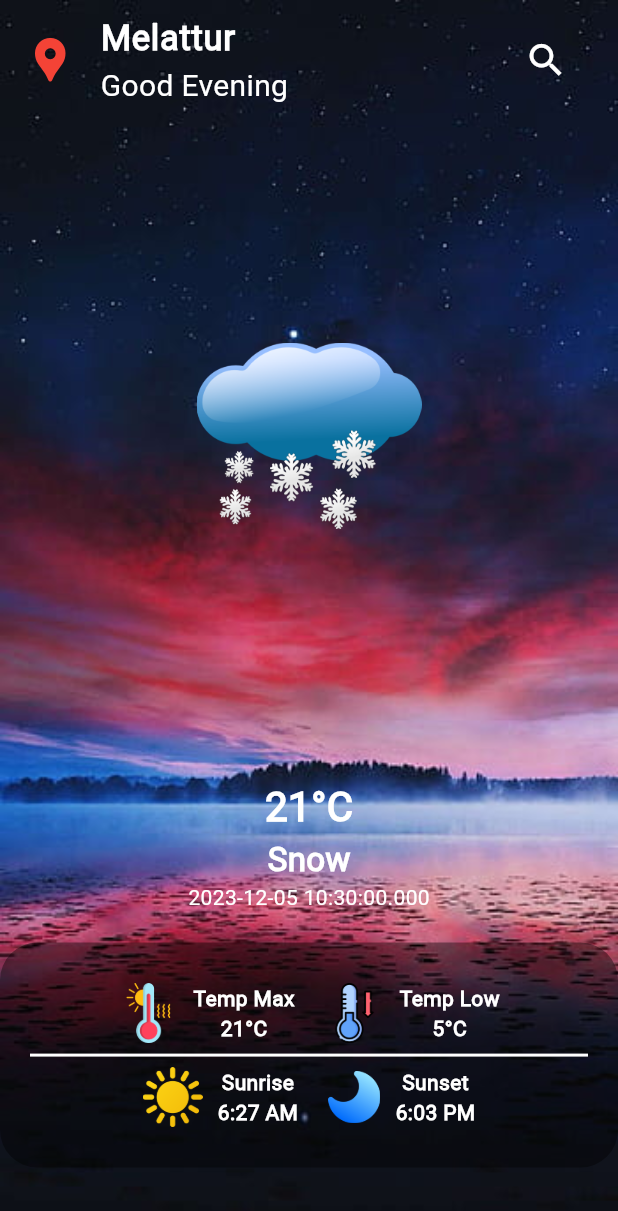
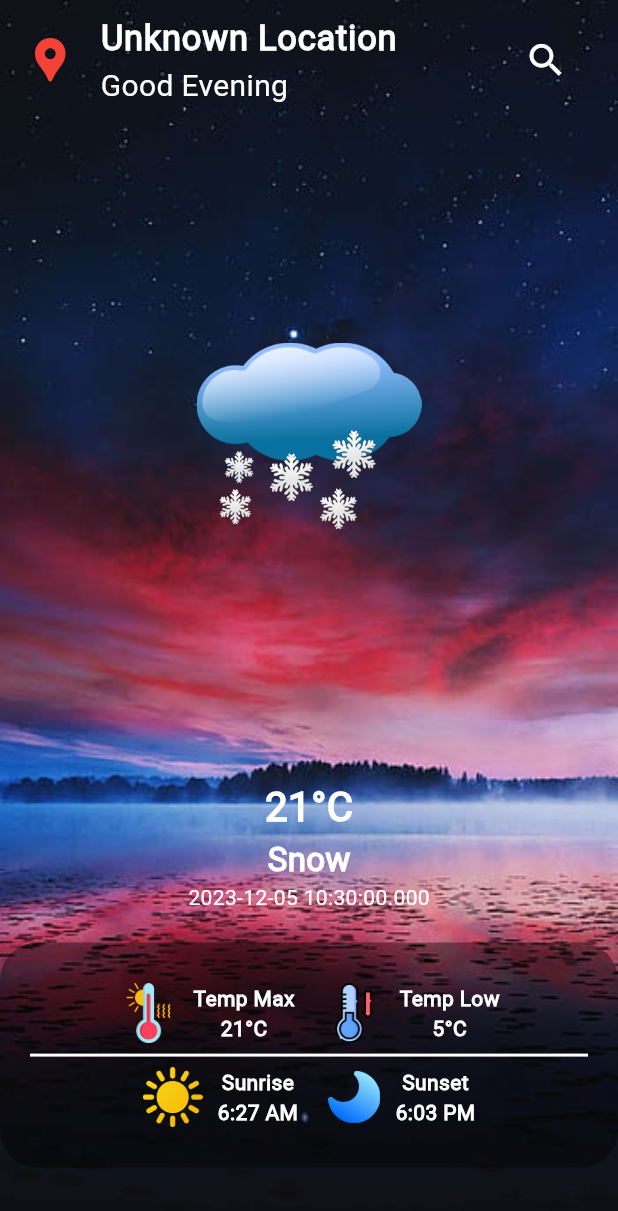
Before and after one commit to faizalfaizygithub/Weather-App, a Flutter app: the screen it shows after launch, on a phone screen of 412 x 824 dp. Shown: the top 1211 px of the screen. Run offline on Flutter 3.47's test engine with Material 3 defaults, Android fonts, the phone set to English and light mode, and no system bars; our stand-ins replace geocoding, geolocator.

Commit message:
location picked compleated

```diff
--- a/lib/screens/homePage.dart
+++ b/lib/screens/homePage.dart
@@ -21,6 +21,7 @@ class _HomePageState extends State<HomePage> {
   @override
   Widget build(BuildContext context) {
     Size size = MediaQuery.of(context).size;
+    final locationProvider = Provider.of<LocationProvider>(context);
     return SafeArea(
         child: Scaffold(
       extendBodyBehindAppBar: true,
@@ -62,14 +63,22 @@ class _HomePageState extends State<HomePage> {
                 : const SizedBox.shrink(),
             Container(
               height: 80,
-              child: ListTile(
+              child: Consumer<LocationProvider>(
+                  builder: (context, locationProvider, child) {
+                var locationCity;
+                if (locationProvider.currentLocationName != null) {
+                  locationCity = locationProvider.currentLocationName!.locality;
+                } else {
+                  locationCity = 'Unknown Location';
+                }
+                return ListTile(
                   leading: const Icon(
                     Icons.location_pin,
                     size: 35,
                     color: Colors.red,
                   ),
                   title: AppText(
-                  data: 'Melattur',
+                    data: locationCity,
                     size: 23,
                     color: Colors.white,
                     fw: FontWeight.w700,
@@ -91,7 +100,8 @@ class _HomePageState extends State<HomePage> {
                       color: Colors.white,
                     ),
                   ),
-              ),
+                );
+              }),
             ),
             Align(
               alignment: const Alignment(0, -0.36),
```
Lines whose indentation alone changed are shown as unchanged.
